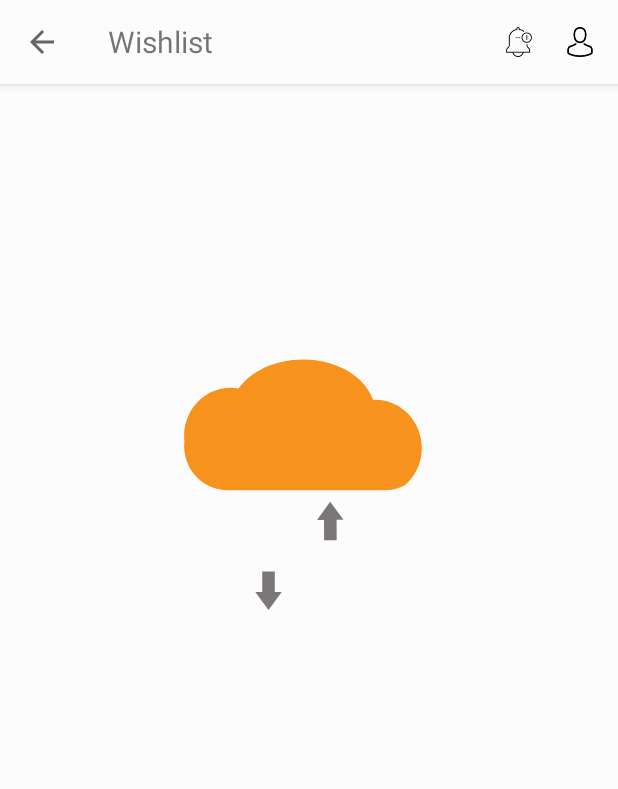
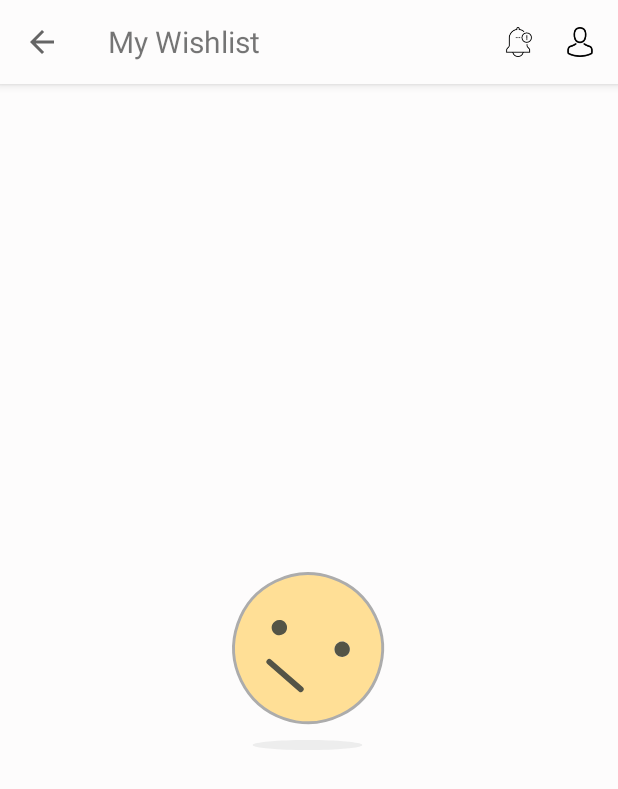
Before and after one commit to subhashishanand/College_Buddy, an Android app: the Wishlist screen opened directly, with no data from a screen before it, on a phone screen of 412 x 824 dp. Shown: the top 789 px of the screen. Run offline under Robolectric (Android 15) with nearby library versions, the phone set to English and light mode, and no system bars; our stand-ins replace Firebase (no records; nobody signed in at launch, a user with empty details on screens opened directly), Picasso; libraries missing offline, so code that uses them is left out: com.firebase.ui, com.geniusforapp.fancydialog, com.getkeepsafe.taptargetview, com.mikepenz.crossfadedrawerlayout, com.mikepenz.materialdrawer and 4 more; pictures from the network do not load; Roboto replaces fonts that are not available here.

Commit message:
wishlist shown to the user

```diff
--- a/app/src/main/java/com/printhub/printhub/sidebar/Wishlist.java
+++ b/app/src/main/java/com/printhub/printhub/sidebar/Wishlist.java
@@ -1,44 +1,65 @@
 package com.printhub.printhub.sidebar;
 
+import android.content.Context;
 import android.content.Intent;
+import android.graphics.Paint;
 import android.os.Bundle;
+import android.os.Handler;
+import android.view.LayoutInflater;
 import android.view.View;
+import android.view.ViewGroup;
 import android.widget.FrameLayout;
+import android.widget.ImageView;
+import android.widget.TextView;
 
 import com.airbnb.lottie.LottieAnimationView;
-import com.google.firebase.database.DatabaseReference;
-import com.google.firebase.database.FirebaseDatabase;
-import com.mikepenz.crossfadedrawerlayout.view.CrossfadeDrawerLayout;
-import com.mikepenz.materialdrawer.Drawer;
+import com.google.android.gms.tasks.OnSuccessListener;
+import com.google.firebase.firestore.FirebaseFirestore;
+import com.google.firebase.firestore.QueryDocumentSnapshot;
+import com.google.firebase.firestore.QuerySnapshot;
+
 import com.printhub.printhub.CheckInternetConnection;
+import com.printhub.printhub.IndividualProduct;
 import com.printhub.printhub.NotificationActivity;
+import com.printhub.printhub.OrderDetails;
 import com.printhub.printhub.R;
+import com.printhub.printhub.prodcutscategory.Stationary;
+import com.squareup.picasso.Picasso;
 
+import java.util.ArrayList;
 import java.util.HashMap;
 
+import androidx.annotation.NonNull;
 import androidx.appcompat.app.AppCompatActivity;
 import androidx.appcompat.widget.Toolbar;
+import androidx.recyclerview.widget.LinearLayoutManager;
 import androidx.recyclerview.widget.RecyclerView;
 import androidx.recyclerview.widget.StaggeredGridLayoutManager;
 
+import es.dmoral.toasty.Toasty;
+
+import static com.printhub.printhub.HomeScreen.MainnewActivity.cityName;
+import static com.printhub.printhub.HomeScreen.MainnewActivity.collegeName;
+import static com.printhub.printhub.HomeScreen.MainnewActivity.firebaseUserId;
+
 public class Wishlist extends AppCompatActivity {
 
-    private Drawer result;
-    private CrossfadeDrawerLayout crossfadeDrawerLayout = null;
-
-    //to get user session data
-    //private UserSession session;
-    private HashMap<String,String> user;
-    private String name,email,photo,mobile;
     private RecyclerView mRecyclerView;
     private StaggeredGridLayoutManager mLayoutManager;
 
-    //Getting reference to Firebase Database
-    FirebaseDatabase database = FirebaseDatabase.getInstance();
-    DatabaseReference mDatabaseReference = database.getReference();
+
     private LottieAnimationView tv_no_item;
-    private FrameLayout activitycartlist;
+    // private LinearLayout activitycartlist;
     private LottieAnimationView emptycart;
+
+    private float totalcost=0;
+
+    public static MyAdapter myAdapter;
+
+    boolean stock = true;
+
+    private FirebaseFirestore db = FirebaseFirestore.getInstance();
+
 
 
     @Override
@@ -48,26 +69,74 @@ public class Wishlist extends AppCompatActivity {
 
         Toolbar toolbar = findViewById(R.id.toolbar);
         setSupportActionBar(toolbar);
-        toolbar.setTitle("Cart");
+        toolbar.setTitle("Wishlist");
 
         getSupportActionBar().setDisplayHomeAsUpEnabled(true);
         getSupportActionBar().setDisplayShowHomeEnabled(true);
 
 
+        //check Internet Connection
         new CheckInternetConnection(this).checkConnection();
 
         mRecyclerView = findViewById(R.id.recyclerview);
         tv_no_item = findViewById(R.id.tv_no_cards);
-        activitycartlist = findViewById(R.id.frame_container);
+        //activitycartlist = findViewById(R.id.activity_cart_list);
         emptycart = findViewById(R.id.empty_cart);
+        //cartcollect = new ArrayList<>();
 
+        if (mRecyclerView != null) {
+            //to enable optimization of recyclerview
             mRecyclerView.setHasFixedSize(true);
-//        //using staggered grid pattern in recyclerview
+        }
+
+        //using staggered grid pattern in recyclerview
         mLayoutManager = new StaggeredGridLayoutManager(1, StaggeredGridLayoutManager.VERTICAL);
         mRecyclerView.setLayoutManager(mLayoutManager);
+
+        db.collection(cityName).document(collegeName).collection("users").document(firebaseUserId)
+                .collection("Wishlist").get().addOnSuccessListener(this, new OnSuccessListener<QuerySnapshot>() {
+            @Override
+            public void onSuccess(QuerySnapshot queryDocumentSnapshots) {
+                if(queryDocumentSnapshots.isEmpty()){
+                    if (tv_no_item.getVisibility() == View.VISIBLE) {
+                        tv_no_item.setVisibility(View.GONE);
+                    }
+                    emptycart.setVisibility(View.VISIBLE);
+                }
+                for(QueryDocumentSnapshot documentSnapshot: queryDocumentSnapshots){
+                    if (tv_no_item.getVisibility() == View.VISIBLE) {
+                        tv_no_item.setVisibility(View.GONE);
+                    }
+                    emptycart.setVisibility(View.GONE);
+                    String cartKey =documentSnapshot.getId();
+                    String quantity ="1";
+                    String cost =documentSnapshot.getString("price");
+                    totalcost = totalcost + Float.parseFloat(cost);
+                    String productName = documentSnapshot.getString("productName");
+                    String price = documentSnapshot.getString("price");
+                    String mrp = documentSnapshot.getString("mrp");
+                    String discount = documentSnapshot.getString("discount");
+                    String productImage = documentSnapshot.getString("productImage");
+                    ((MyAdapter) mRecyclerView.getAdapter()).update(productName, cartKey, price, mrp, discount, productImage, quantity,cost,"notUse");
+                }
+            }
+        });
+//
+
+
+
+        mRecyclerView.setLayoutManager(new LinearLayoutManager(Wishlist.this));
+        myAdapter= new MyAdapter(mRecyclerView, Wishlist.this, new ArrayList<String>(), new ArrayList<String>(), new ArrayList<String>(), new ArrayList<String>(),new ArrayList<String>(), new ArrayList<String>(),new ArrayList<String>(),new ArrayList<String>(),new ArrayList<String>());
+        mRecyclerView.setAdapter(myAdapter);
+
+
     }
 
 
+    @Override
+    protected void onPause() {
+        super.onPause();
+    }
 
     @Override
     public boolean onSupportNavigateUp() {
@@ -79,6 +148,11 @@ public class Wishlist extends AppCompatActivity {
         startActivity(new Intent(Wishlist.this, Profile.class));
         finish();
     }
+    public void Notifications(View view) {
+
+        startActivity(new Intent(Wishlist.this, NotificationActivity.class));
+        finish();
+    }
 
     @Override
     protected void onResume() {
@@ -86,12 +160,120 @@ public class Wishlist extends AppCompatActivity {
 
         //check Internet Connection
         new CheckInternetConnection(this).checkConnection();
-
     }
 
-    public void Notifications(View view) {
 
-        startActivity(new Intent(Wishlist.this, NotificationActivity.class));
+    public class MyAdapter extends RecyclerView.Adapter<MyAdapter.ViewHolder> {
+
+        RecyclerView recyclerView;
+        Context context;
+        ArrayList<String> productNames=new ArrayList<>();
+        ArrayList<String>  keys= new ArrayList<>();
+        ArrayList<String> prices= new ArrayList<>();
+        ArrayList<String> mrps= new ArrayList<>();
+        ArrayList<String> discounts= new ArrayList<>();
+        ArrayList<String> productImages= new ArrayList<>();
+        ArrayList<String> quantities= new ArrayList<>();
+        ArrayList<String> costs= new ArrayList<>();
+        ArrayList<String> colors= new ArrayList<>();
+
+
+
+
+
+
+        public void update(String productName, String key, String price, String mrp, String discount, String productImage, String quantity,String cost,String color){
+            productNames.add(productName);
+            keys.add(key);
+            prices.add(price);
+            mrps.add(mrp);
+            discounts.add(discount);
+            productImages.add(productImage);
+            quantities.add(quantity);
+            costs.add(cost);
+            colors.add(color);
+            notifyDataSetChanged();  //refershes the recyler view automatically...
+        }
+
+
+        public MyAdapter(RecyclerView recyclerView, Context context, ArrayList<String> productNames, ArrayList<String> keys, ArrayList<String> prices, ArrayList<String> mrps, ArrayList<String> discounts,ArrayList<String> productImages,ArrayList<String> quantities,ArrayList<String> costs,ArrayList<String> colors) {
+            this.recyclerView = recyclerView;
+            this.context = context;
+            this.productNames = productNames;
+            this.keys = keys;
+            this.prices = prices;
+            this.mrps = mrps;
+            this.discounts = discounts;
+            this.productImages = productImages;
+            this.quantities = quantities;
+            this.costs = costs;
+            this.colors = colors;
+        }
+
+        @NonNull
+        @Override
+        public MyAdapter.ViewHolder onCreateViewHolder(@NonNull ViewGroup parent, int viewType) {//to create a view for recycle view items
+            View view= LayoutInflater.from(parent.getContext()).inflate(R.layout.cart_item, parent, false);
+            return new MyAdapter.ViewHolder(view);
+        }
+
+        @Override
+        public void onBindViewHolder(@NonNull MyAdapter.ViewHolder holder, int position) {
+            if(colors.get(position).equals("notUse")){
+                holder.productName.setText(productNames.get(position));
+                holder.price.setText("Rs. "+prices.get(position)+"  ");
+                holder.mrp.setText("MRP: "+mrps.get(position));
+                holder.discount.setText(discounts.get(position)+"% off");
+                holder.cartPrCount.setText("Qty: "+quantities.get(position));
+                holder.cost.setText("Cost: "+costs.get(position));
+                Picasso.with(Wishlist.this).load(productImages.get(position)).into(holder.productImage);
+                holder.delete.setOnClickListener(new View.OnClickListener() {
+                    @Override
+                    public void onClick(View v) {
+                        db.collection(cityName).document(collegeName).collection("users").document(firebaseUserId)
+                                .collection("Wishlist").document(keys.get(position)).delete();
+                        refersh();
+                    }
+                });
+            }
+        }
+
+        @Override
+        public int getItemCount() {//return the no of items
+            return productNames.size();
+        }
+
+        public class ViewHolder extends RecyclerView.ViewHolder{
+
+            TextView productName, price, mrp, discount,cartPrCount,cost ;
+            ImageView productImage,delete;
+            public ViewHolder(@NonNull final View itemView) {
+                super(itemView);
+                productName=itemView.findViewById(R.id.productname);
+                price=itemView.findViewById(R.id.price);
+                mrp= itemView.findViewById(R.id.mrp);
+                mrp.setPaintFlags(mrp.getPaintFlags() | Paint.STRIKE_THRU_TEXT_FLAG);
+                discount= itemView.findViewById(R.id.discount);
+                productImage = itemView.findViewById(R.id.productimage);
+                cartPrCount = itemView.findViewById(R.id.cart_prcount);
+                cost= itemView.findViewById(R.id.cost);
+                delete = itemView.findViewById(R.id.delete);
+                itemView.setOnClickListener(new View.OnClickListener() {
+                    @Override
+                    public void onClick(View view) {
+                        int position = recyclerView.getChildAdapterPosition(view);
+                        Intent intent = new Intent(Wishlist.this, IndividualProduct.class);
+                        intent.putExtra("key", keys.get(position));
+                        startActivity(intent);
+                    }
+                });
+            }
+        }
+    }
+
+    public  void refersh(){
+        startActivity(new Intent(Wishlist.this, Wishlist.class));
         finish();
     }
+
 }
--- a/app/src/main/res/layout/activity_wishlist.xml
+++ b/app/src/main/res/layout/activity_wishlist.xml
@@ -24,7 +24,8 @@
                 android:layout_width="wrap_content"
                 android:layout_height="wrap_content"
                 android:textSize="20sp"
-                android:text="Wishlist"/>
+                android:text="My Wishlist"/>
+
 
             <LinearLayout
                 android:orientation="horizontal"
@@ -57,14 +58,21 @@
 
     </com.google.android.material.appbar.AppBarLayout>
 
+    <LinearLayout
+        android:layout_below="@id/toolbarwrap"
+        android:id="@+id/activity_cart_list"
+        android:layout_width="match_parent"
+        android:layout_height="match_parent"
+        android:orientation="vertical"
+        android:weightSum="10">
 
         <FrameLayout
             android:padding="5dp"
-            android:layout_below="@id/toolbarwrap"
             android:layout_marginTop="10dp"
             android:id="@+id/frame_container"
             android:layout_width="match_parent"
-            android:layout_height="match_parent">
+            android:layout_height="0dp"
+            android:layout_weight="9.5">
 
             <androidx.recyclerview.widget.RecyclerView
                 android:id="@+id/recyclerview"
@@ -73,6 +81,10 @@
                 android:layout_width="match_parent"/>
 
         </FrameLayout>
+
+
+
+    </LinearLayout>
 
     <com.airbnb.lottie.LottieAnimationView
         android:id="@+id/tv_no_cards"
@@ -87,12 +99,13 @@
     <com.airbnb.lottie.LottieAnimationView
         android:id="@+id/empty_cart"
         android:layout_width="match_parent"
-        app:lottie_fileName="empty_box.json"
+        app:lottie_fileName="empty_list.json"
         android:layout_height="match_parent"
         android:foregroundGravity="center"
         android:src="@drawable/cartempty"
-        android:visibility="invisible"
+        android:visibility="gone"
         app:lottie_loop="true"
         app:lottie_autoPlay="true"/>
 
+
 </RelativeLayout>
```
